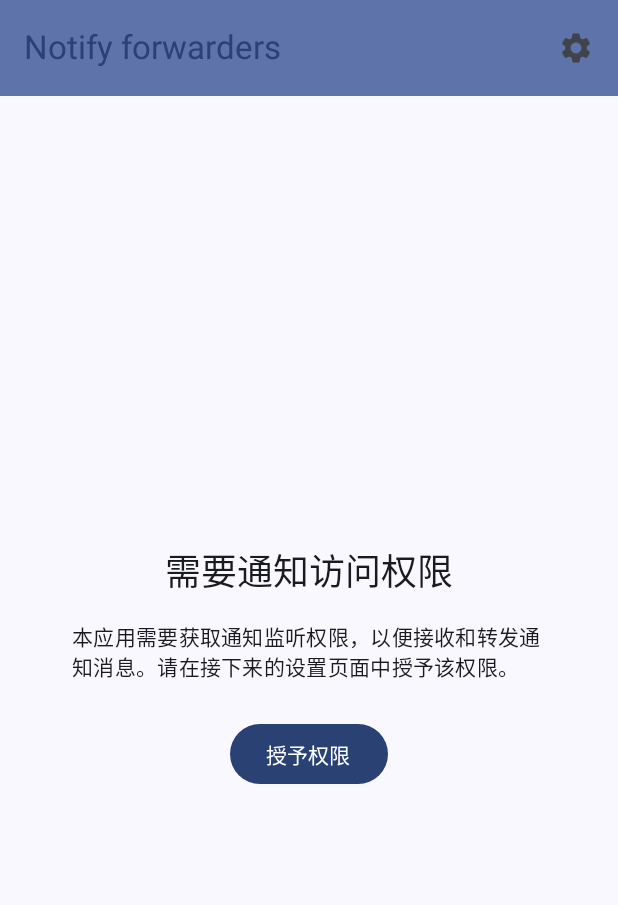
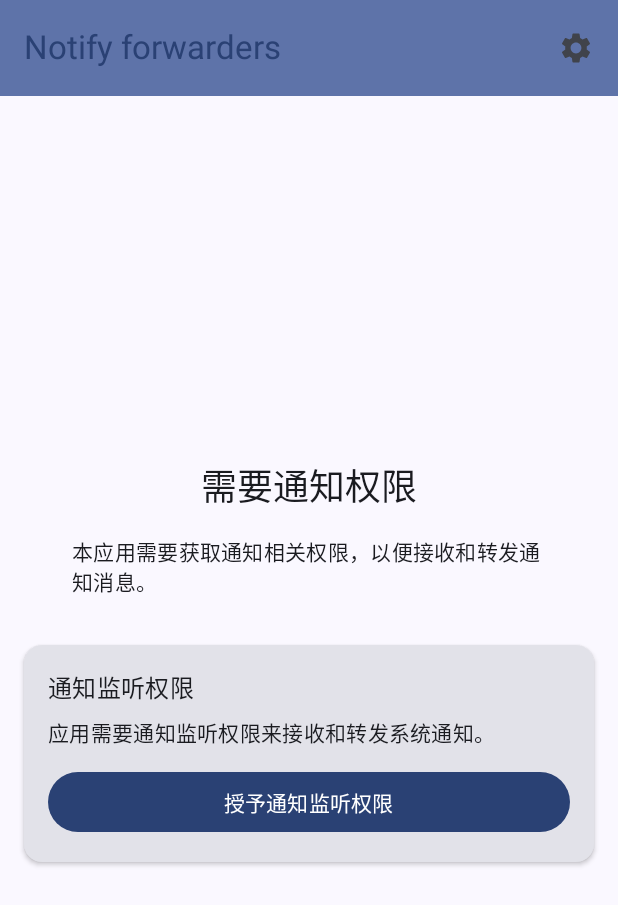
Before and after one commit to loveyu/notify_forwarders_android, an Android app built with Jetpack Compose: the screen it shows after launch (MainActivity), on a phone screen of 412 x 824 dp. Shown: the top 905 px of the screen. Run offline under Robolectric (Android 15) with nearby library versions, the phone set to English and light mode, and no system bars.

Commit message:
feat: Upgrade to Android 13+ with modern permission system and enhanced UX
Major Changes:
- Upgrade minimum Android version from API 26 to API 33 (Android 13+)
- Implement POST_NOTIFICATIONS permission support for Android 13+
- Optimize notification list behavior: updated notifications move to top
- Fix all deprecation warnings and modernize codebase

Permission System Enhancements:
- Add POST_NOTIFICATIONS permission declaration in AndroidManifest
- Create PermissionUtils for modern permission handling
- Replace deprecated onRequestPermissionsResult with ActivityResultLauncher
- Implement dual permission UI for both notification permissions
- Add comprehensive permission status tracking

Notification Improvements:
- Updated notifications now automatically move to list top
- Enhanced notification replacement logic for better UX
- Maintain notification count limits with improved performance
- Preserve all existing notification forwarding functionality

Code Modernization:
- Remove Android 6.0+ battery optimization version checks
- Remove Android 8.0+ foreground service version checks
- Replace deprecated Icons.Filled.ArrowBack with AutoMirrored version
- Update system bar handling to use modern WindowCompat APIs
- Replace deprecated startActivityForResult with ActivityResultLauncher

Internationalization:
- Add POST_NOTIFICATIONS permission strings for all 7 languages
- Update notification listener permission strings
- Enhance permission descriptions for better user understanding
- Complete translation coverage: EN, DE, FR, JA, RU, ZH-TW, ZH-CN

Documentation Updates:
- Update README with Android 13+ requirements
- Add detailed permission setup guide
- Include troubleshooting section
- Document recent updates and new features
- Update Chinese README with new requirements

Technical Improvements:
- Maintain backward compatibility for existing features
- Optimize UI responsiveness and permission handling
- Ensure all builds pass without warnings
- Add comprehensive upgrade summary documentation

Breaking Changes:
- Minimum Android version increased to Android 13 (API 33)
- Users on older Android versions must use previous app releases

This update modernizes the app for current Android standards while maintaining
all existing functionality and improving the overall user experience.

```diff
--- a/app/build.gradle.kts
+++ b/app/build.gradle.kts
@@ -15,7 +15,7 @@ android {
 
     defaultConfig {
         applicationId = "net.loveyu.notifyforwarders"
-        minSdk = 26
+        minSdk = 33
         targetSdk = 35
         versionCode = 3
         versionName = "1.2.0"
--- a/app/src/main/AndroidManifest.xml
+++ b/app/src/main/AndroidManifest.xml
@@ -12,6 +12,8 @@
     <uses-permission android:name="android.permission.RECEIVE_BOOT_COMPLETED" />
     <!-- 添加电池优化豁免权限 -->
     <uses-permission android:name="android.permission.REQUEST_IGNORE_BATTERY_OPTIMIZATIONS" />
+    <!-- 添加通知权限（Android 13及以上需要） -->
+    <uses-permission android:name="android.permission.POST_NOTIFICATIONS" />
 
     <application
         android:name=".NotifyForwardersApplication"
--- a/app/src/main/java/com/hestudio/notifyforwarders/MainActivity.kt
+++ b/app/src/main/java/com/hestudio/notifyforwarders/MainActivity.kt
@@ -11,6 +11,7 @@ import android.widget.Toast
 import androidx.activity.ComponentActivity
 import androidx.activity.compose.setContent
 import androidx.activity.enableEdgeToEdge
+import androidx.activity.result.contract.ActivityResultContracts
 import androidx.compose.foundation.layout.Arrangement
 import androidx.compose.foundation.layout.Box
 import androidx.compose.foundation.layout.Column
@@ -70,6 +71,7 @@ import com.hestudio.notifyforwarders.util.NotificationUtils
 import com.hestudio.notifyforwarders.util.ServerPreferences
 import com.hestudio.notifyforwarders.util.LocaleHelper
 import com.hestudio.notifyforwarders.util.IconCacheManager
+import com.hestudio.notifyforwarders.util.PermissionUtils
 import java.text.SimpleDateFormat
 import java.util.Date
 import java.util.Locale
@@ -79,7 +81,28 @@ import kotlinx.coroutines.withContext
 class MainActivity : ComponentActivity() {
     // 添加权限状态跟踪变量
     private val hasNotificationPermission = mutableStateOf(false)
-    private val REQUEST_IGNORE_BATTERY_OPTIMIZATIONS = 1001
+    private val hasPostNotificationsPermission = mutableStateOf(false)
+
+    // 权限请求启动器
+    private val requestPermissionLauncher = registerForActivityResult(
+        ActivityResultContracts.RequestPermission()
+    ) { isGranted: Boolean ->
+        hasPostNotificationsPermission.value = isGranted
+        // 重新设置界面内容以反映权限状态变化
+        updateUI()
+    }
+
+    // 电池优化豁免请求启动器
+    private val batteryOptimizationLauncher = registerForActivityResult(
+        ActivityResultContracts.StartActivityForResult()
+    ) { result ->
+        val powerManager = getSystemService(POWER_SERVICE) as PowerManager
+        if (powerManager.isIgnoringBatteryOptimizations(packageName)) {
+            Toast.makeText(this, getString(R.string.battery_optimization_granted), Toast.LENGTH_SHORT).show()
+        } else {
+            Toast.makeText(this, getString(R.string.battery_optimization_warning), Toast.LENGTH_SHORT).show()
+        }
+    }
 
     override fun attachBaseContext(newBase: Context?) {
         super.attachBaseContext(newBase?.let { context ->
@@ -92,25 +115,10 @@ class MainActivity : ComponentActivity() {
         super.onCreate(savedInstanceState)
         // 初始化权限状态
         hasNotificationPermission.value = NotificationUtils.isNotificationListenerEnabled(this)
+        hasPostNotificationsPermission.value = PermissionUtils.hasPostNotificationsPermission(this)
 
         enableEdgeToEdge()
-        setContent {
-            NotifyForwardersTheme {
-                // 使用状态变量而不是直接调用函数
-                NotificationScreen(
-                    hasPermission = hasNotificationPermission.value,
-                    requestPermission = { NotificationUtils.openNotificationListenerSettings(this) },
-                    navigateToSettings = {
-                        startActivity(
-                            Intent(
-                                this,
-                                SettingsActivity::class.java
-                            )
-                        )
-                    }
-                )
-            }
-        }
+        updateUI()
 
         // 启动通知监听服务
         startNotificationService()
@@ -122,25 +130,15 @@ class MainActivity : ComponentActivity() {
         JobSchedulerService.scheduleJob(this)
     }
 
-    override fun onResume() {
-        super.onResume()
-        // 重启通知监听服务以确保连接正常
-        NotificationUtils.toggleNotificationListenerService(this)
-
-        // 更新权限状态
-        val currentPermissionState = NotificationUtils.isNotificationListenerEnabled(this)
-        if (hasNotificationPermission.value != currentPermissionState) {
-            hasNotificationPermission.value = currentPermissionState
-
-            // 如果权限状态改变，重新设置界面内容
+    private fun updateUI() {
         setContent {
             NotifyForwardersTheme {
                 NotificationScreen(
                     hasPermission = hasNotificationPermission.value,
-                        requestPermission = {
-                            NotificationUtils.openNotificationListenerSettings(
-                                this
-                            )
+                    hasPostNotificationsPermission = hasPostNotificationsPermission.value,
+                    requestPermission = { NotificationUtils.openNotificationListenerSettings(this) },
+                    requestPostNotificationsPermission = {
+                        requestPermissionLauncher.launch(android.Manifest.permission.POST_NOTIFICATIONS)
                     },
                     navigateToSettings = {
                         startActivity(
@@ -154,17 +152,33 @@ class MainActivity : ComponentActivity() {
             }
         }
     }
+
+    override fun onResume() {
+        super.onResume()
+        // 重启通知监听服务以确保连接正常
+        NotificationUtils.toggleNotificationListenerService(this)
+
+        // 更新权限状态
+        val currentPermissionState = NotificationUtils.isNotificationListenerEnabled(this)
+        val currentPostNotificationsState = PermissionUtils.hasPostNotificationsPermission(this)
+
+        if (hasNotificationPermission.value != currentPermissionState ||
+            hasPostNotificationsPermission.value != currentPostNotificationsState) {
+            hasNotificationPermission.value = currentPermissionState
+            hasPostNotificationsPermission.value = currentPostNotificationsState
+
+            // 如果权限状态改变，重新设置界面内容
+            updateUI()
         }
+    }
+
+
 
     // 启动通知监听服务
     private fun startNotificationService() {
         try {
             val serviceIntent = Intent(this, NotificationService::class.java)
-            if (Build.VERSION.SDK_INT >= Build.VERSION_CODES.O) {
             startForegroundService(serviceIntent)
-            } else {
-                startService(serviceIntent)
-            }
         } catch (e: Exception) {
             e.printStackTrace()
             Toast.makeText(this, getString(R.string.service_start_failed), Toast.LENGTH_SHORT).show()
@@ -173,7 +187,6 @@ class MainActivity : ComponentActivity() {
 
     // 请求电池优化豁免
     private fun requestBatteryOptimizationExemption() {
-        if (Build.VERSION.SDK_INT >= Build.VERSION_CODES.M) {
         val powerManager = getSystemService(POWER_SERVICE) as PowerManager
         val packageName = packageName
         if (!powerManager.isIgnoringBatteryOptimizations(packageName)) {
@@ -182,33 +195,24 @@ class MainActivity : ComponentActivity() {
                     action = Settings.ACTION_REQUEST_IGNORE_BATTERY_OPTIMIZATIONS
                     data = Uri.parse("package:$packageName")
                 }
-                    startActivityForResult(intent, REQUEST_IGNORE_BATTERY_OPTIMIZATIONS)
+                batteryOptimizationLauncher.launch(intent)
             } catch (e: Exception) {
                 e.printStackTrace()
                 Toast.makeText(this, getString(R.string.battery_optimization_request_failed), Toast.LENGTH_SHORT).show()
             }
         }
     }
-    }
 
-    override fun onActivityResult(requestCode: Int, resultCode: Int, data: Intent?) {
-        super.onActivityResult(requestCode, resultCode, data)
-        if (requestCode == REQUEST_IGNORE_BATTERY_OPTIMIZATIONS) {
-            val powerManager = getSystemService(POWER_SERVICE) as PowerManager
-            if (powerManager.isIgnoringBatteryOptimizations(packageName)) {
-                Toast.makeText(this, getString(R.string.battery_optimization_granted), Toast.LENGTH_SHORT).show()
-            } else {
-                Toast.makeText(this, getString(R.string.battery_optimization_warning), Toast.LENGTH_SHORT).show()
-            }
-        }
-    }
+
 }
 
 @OptIn(ExperimentalMaterial3Api::class)
 @Composable
 fun NotificationScreen(
     hasPermission: Boolean,
+    hasPostNotificationsPermission: Boolean,
     requestPermission: () -> Unit,
+    requestPostNotificationsPermission: () -> Unit,
     navigateToSettings: () -> Unit
 ) {
     val context = LocalContext.current
@@ -249,7 +253,7 @@ fun NotificationScreen(
             }
         }
     ) { innerPadding ->
-        if (hasPermission) {
+        if (hasPermission && hasPostNotificationsPermission) {
             Column(
                 modifier = Modifier
                     .fillMaxSize()
@@ -290,7 +294,10 @@ fun NotificationScreen(
             }
         } else {
             PermissionRequest(
-                requestPermission = requestPermission,
+                hasNotificationListenerPermission = hasPermission,
+                hasPostNotificationsPermission = hasPostNotificationsPermission,
+                requestNotificationListenerPermission = requestPermission,
+                requestPostNotificationsPermission = requestPostNotificationsPermission,
                 modifier = Modifier.padding(innerPadding)
             )
         }
@@ -466,7 +473,10 @@ fun NotificationItem(notification: NotificationData) {
 
 @Composable
 fun PermissionRequest(
-    requestPermission: () -> Unit,
+    hasNotificationListenerPermission: Boolean,
+    hasPostNotificationsPermission: Boolean,
+    requestNotificationListenerPermission: () -> Unit,
+    requestPostNotificationsPermission: () -> Unit,
     modifier: Modifier = Modifier
 ) {
     Column(
@@ -491,8 +501,68 @@ fun PermissionRequest(
 
         Spacer(modifier = Modifier.height(24.dp))
 
-        Button(onClick = requestPermission) {
-            Text(stringResource(R.string.grant_permission))
+        // POST_NOTIFICATIONS权限请求
+        if (!hasPostNotificationsPermission) {
+            Card(
+                modifier = Modifier
+                    .fillMaxWidth()
+                    .padding(vertical = 8.dp),
+                elevation = CardDefaults.cardElevation(defaultElevation = 2.dp)
+            ) {
+                Column(
+                    modifier = Modifier.padding(16.dp)
+                ) {
+                    Text(
+                        text = stringResource(R.string.post_notifications_permission_title),
+                        style = MaterialTheme.typography.titleMedium
+                    )
+                    Spacer(modifier = Modifier.height(8.dp))
+                    Text(
+                        text = stringResource(R.string.post_notifications_permission_desc),
+                        style = MaterialTheme.typography.bodyMedium
+                    )
+                    Spacer(modifier = Modifier.height(12.dp))
+                    Button(
+                        onClick = requestPostNotificationsPermission,
+                        modifier = Modifier.fillMaxWidth()
+                    ) {
+                        Text(stringResource(R.string.grant_post_notifications_permission))
+                    }
+                }
+            }
+
+            Spacer(modifier = Modifier.height(16.dp))
+        }
+
+        // 通知监听权限请求
+        if (!hasNotificationListenerPermission) {
+            Card(
+                modifier = Modifier
+                    .fillMaxWidth()
+                    .padding(vertical = 8.dp),
+                elevation = CardDefaults.cardElevation(defaultElevation = 2.dp)
+            ) {
+                Column(
+                    modifier = Modifier.padding(16.dp)
+                ) {
+                    Text(
+                        text = stringResource(R.string.notification_listener_permission_title),
+                        style = MaterialTheme.typography.titleMedium
+                    )
+                    Spacer(modifier = Modifier.height(8.dp))
+                    Text(
+                        text = stringResource(R.string.notification_listener_permission_desc),
+                        style = MaterialTheme.typography.bodyMedium
+                    )
+                    Spacer(modifier = Modifier.height(12.dp))
+                    Button(
+                        onClick = requestNotificationListenerPermission,
+                        modifier = Modifier.fillMaxWidth()
+                    ) {
+                        Text(stringResource(R.string.grant_notification_listener_permission))
+                    }
+                }
+            }
         }
     }
 }
--- a/app/src/main/java/com/hestudio/notifyforwarders/SettingsActivity.kt
+++ b/app/src/main/java/com/hestudio/notifyforwarders/SettingsActivity.kt
@@ -25,7 +25,7 @@ import androidx.compose.foundation.rememberScrollState
 import androidx.compose.foundation.text.KeyboardOptions
 import androidx.compose.foundation.verticalScroll
 import androidx.compose.material.icons.Icons
-import androidx.compose.material.icons.filled.ArrowBack
+import androidx.compose.material.icons.automirrored.filled.ArrowBack
 import androidx.compose.material3.Button
 import androidx.compose.material3.Card
 import androidx.compose.material3.ExperimentalMaterial3Api
@@ -236,7 +236,7 @@ fun SettingsScreen(
                 navigationIcon = {
                     IconButton(onClick = onBackPressed) {
                         Icon(
-                            imageVector = Icons.Filled.ArrowBack,
+                            imageVector = Icons.AutoMirrored.Filled.ArrowBack,
                             contentDescription = stringResource(R.string.back)
                         )
                     }
--- a/app/src/main/java/com/hestudio/notifyforwarders/ui/theme/Theme.kt
+++ b/app/src/main/java/com/hestudio/notifyforwarders/ui/theme/Theme.kt
@@ -49,13 +49,14 @@ fun NotifyForwardersTheme(
     if (!view.isInEditMode) {
         SideEffect {
             val window = (view.context as Activity).window
-            // 设置状态栏颜色为透明，以便实现边到边的效果
-            window.statusBarColor = Color.Transparent.toArgb()
-            // 设置导航栏颜色为系统导航栏颜色，或透明以实现边到边效果
-            window.navigationBarColor = Color.Transparent.toArgb()
+            val insetsController = WindowCompat.getInsetsController(window, view)
+
+            // 设置状态栏和导航栏为透明，以便实现边到边的效果
+            WindowCompat.setDecorFitsSystemWindows(window, false)
+
             // 确保系统栏图标颜色适应主题
-            WindowCompat.getInsetsController(window, view).isAppearanceLightStatusBars = !darkTheme
-            WindowCompat.getInsetsController(window, view).isAppearanceLightNavigationBars = !darkTheme
+            insetsController.isAppearanceLightStatusBars = !darkTheme
+            insetsController.isAppearanceLightNavigationBars = !darkTheme
         }
     }
 
--- a/app/src/main/res/values/strings.xml
+++ b/app/src/main/res/values/strings.xml
@@ -2,9 +2,19 @@
     <string name="app_name">Notify forwarders</string>
     <string name="settings">设置</string>
     <string name="no_notifications">当前没有通知</string>
-    <string name="notification_permission_title">需要通知访问权限</string>
-    <string name="notification_permission_desc">本应用需要获取通知监听权限，以便接收和转发通知消息。请在接下来的设置页面中授予该权限。</string>
+    <string name="notification_permission_title">需要通知权限</string>
+    <string name="notification_permission_desc">本应用需要获取通知相关权限，以便接收和转发通知消息。</string>
     <string name="grant_permission">授予权限</string>
+
+    <!-- POST_NOTIFICATIONS权限相关字符串 -->
+    <string name="post_notifications_permission_title">通知发送权限</string>
+    <string name="post_notifications_permission_desc">应用需要通知发送权限来显示前台服务状态通知。</string>
+    <string name="grant_post_notifications_permission">授予通知发送权限</string>
+
+    <!-- 通知监听权限相关字符串 -->
+    <string name="notification_listener_permission_title">通知监听权限</string>
+    <string name="notification_listener_permission_desc">应用需要通知监听权限来接收和转发系统通知。</string>
+    <string name="grant_notification_listener_permission">授予通知监听权限</string>
     <string name="back">返回</string>
     <string name="notification_access">通知访问</string>
     <string name="notification_access_desc">管理应用通知监听权限，确保应用能够正常接收和转发通知</string>
```
Also changed, not shown: app/src/main/java/com/hestudio/notifyforwarders/service/NotificationService.kt (+6 -5 lines), app/src/main/java/com/hestudio/notifyforwarders/util/PermissionUtils.kt (added, +97 -0 lines), 10 other files. Lines whose indentation alone changed are shown as unchanged.
